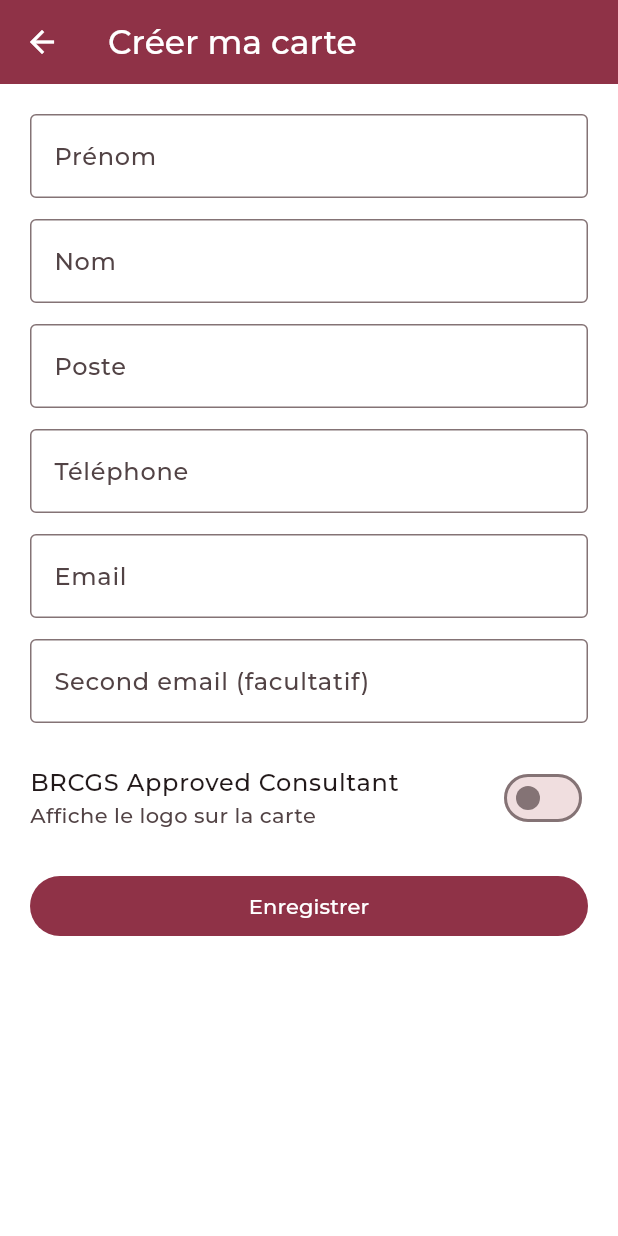
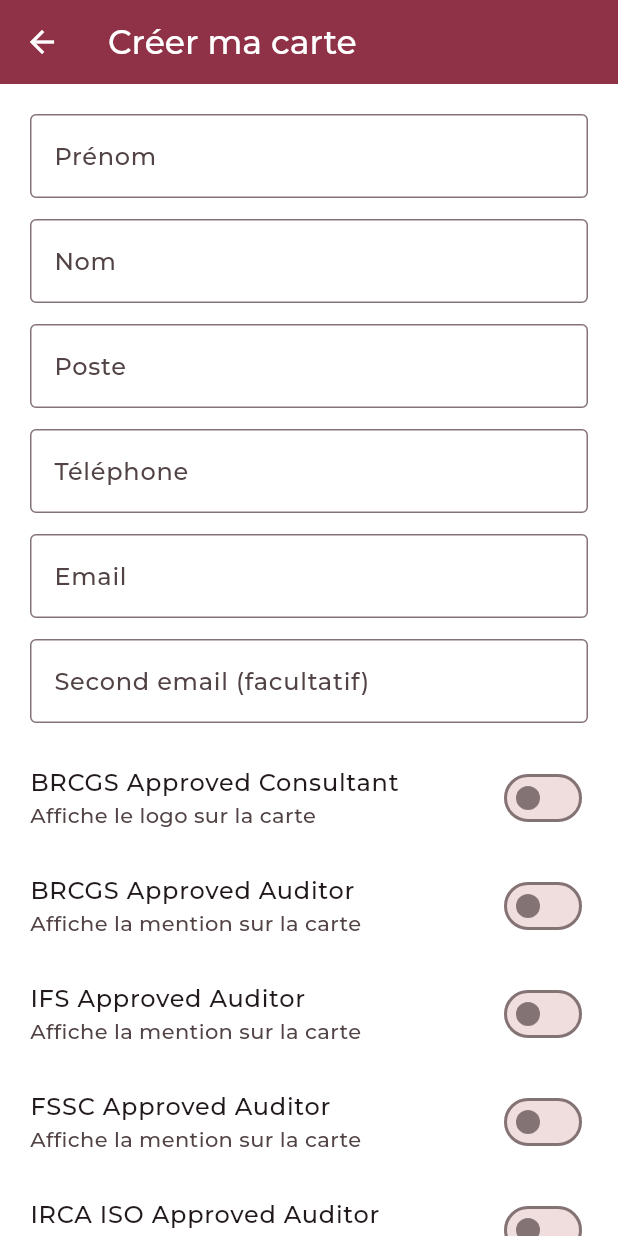
Before and after one commit to chahiafflatus-hue/expert-reglementaire-maroc, a Flutter app: the screen it shows after launch, after a tap on "Créer ma carte", on a phone screen of 412 x 824 dp. Run offline on Flutter 3.47's test engine with Material 3 defaults, Android fonts, the phone set to English and light mode, and no system bars; our stand-ins replace image_picker, material_ui, qr_flutter, share_plus, shared_preferences, sqflite; missing offline and left inert: excel, google_mlkit_text_recognition, nfc_manager, nfc_manager_ndef; accounts and stored records are empty.

Commit message:
Ajoute les qualifications d'auditeur sur la carte et la mention CNDP dans Contacts
Co-Authored-By: Claude Fable 5.2 <noreply@anthropic.com>
Claude-Session: https://claude.ai/code/session_01HibRTjGheTdwc4a6HEn9Ea

```diff
--- a/carte_acg/lib/config.dart
+++ b/carte_acg/lib/config.dart
@@ -16,6 +16,14 @@ const kBesoinLabel = 'Exprimez votre besoin';
 const kWebCardBase =
     'https://chahiafflatus-hue.github.io/expert-reglementaire-maroc/';
 
+/// Qualifications d'auditeur affichables sur la carte (code enregistré → libellé).
+const kQualifications = {
+  'brcgs': 'BRCGS Approved Auditor',
+  'ifs': 'IFS Approved Auditor',
+  'fssc': 'FSSC Approved Auditor',
+  'irca': 'IRCA ISO Approved Auditor',
+};
+
 const kBordeaux = Color(0xFF8F3247);
 const kGris = Color(0xFF545456);
 const kFond = Color(0xFFF6F1F2);
--- a/carte_acg/lib/models/card_data.dart
+++ b/carte_acg/lib/models/card_data.dart
@@ -13,6 +13,7 @@ class CardData {
     required this.email,
     this.email2 = '',
     this.brcgs = false,
+    this.qualifications = const [],
   });
 
   final String prenom;
@@ -27,6 +28,15 @@ class CardData {
   /// Affiche le logo « BRCGS Approved Consultant ».
   final bool brcgs;
 
+  /// Codes des qualifications d'auditeur cochées (clés de [kQualifications]).
+  final List<String> qualifications;
+
+  /// Libellés des qualifications, dans l'ordre de [kQualifications].
+  List<String> get qualificationLabels => [
+    for (final e in kQualifications.entries)
+      if (qualifications.contains(e.key)) e.value,
+  ];
+
   String get nomComplet => '$prenom $nom'.trim();
 
   /// Clés courtes : le même format est lu par la page web (`docs/app.js`).
@@ -38,6 +48,7 @@ class CardData {
     'e': email,
     if (email2.isNotEmpty) 'e2': email2,
     if (brcgs) 'b': 1,
+    if (qualifications.isNotEmpty) 'q': qualifications,
   };
 
   static CardData? fromJson(Object? json) {
@@ -51,6 +62,11 @@ class CardData {
       email: f('e'),
       email2: f('e2'),
       brcgs: json['b'] == 1 || json['b'] == true,
+      qualifications: [
+        if (json['q'] is List)
+          for (final q in json['q'] as List)
+            if (kQualifications.containsKey(q)) q as String,
+      ],
     );
     return c.prenom.isEmpty || c.nom.isEmpty ? null : c;
   }
@@ -69,6 +85,10 @@ class CardData {
     extraUrlLabel: kBesoinLabel,
     city: kVille,
     country: kPays,
+    note: [
+      if (brcgs) 'BRCGS Approved Consultant',
+      ...qualificationLabels,
+    ].join(' · '),
   );
 
   /// Lien vers la page web de la carte (pour les puces NFC et le partage par lien).
--- a/carte_acg/lib/screens/contacts_screen.dart
+++ b/carte_acg/lib/screens/contacts_screen.dart
@@ -156,6 +156,26 @@ class _ContactsScreenState extends State<ContactsScreen> {
               ),
             ),
           ),
+          const Padding(
+            padding: EdgeInsets.fromLTRB(16, 6, 16, 2),
+            child: Row(
+              children: [
+                Icon(Icons.verified_user_outlined, size: 16, color: kBordeaux),
+                SizedBox(width: 8),
+                Expanded(
+                  child: Text(
+                    'Afflatus Consulting & CNDP : vos données sont sécurisées '
+                    'et restent sur ce téléphone.',
+                    style: TextStyle(
+                      color: kGris,
+                      fontSize: 11.5,
+                      height: 1.35,
+                    ),
+                  ),
+                ),
+              ],
+            ),
+          ),
           Expanded(child: _list()),
         ],
       ),
--- a/carte_acg/lib/screens/edit_card_screen.dart
+++ b/carte_acg/lib/screens/edit_card_screen.dart
@@ -1,5 +1,6 @@
 import 'package:material_ui/material_ui.dart';
 
+import '../config.dart';
 import '../models/card_data.dart';
 
 /// Formulaire de création / modification de la carte du consultant.
@@ -22,6 +23,7 @@ class _EditCardScreenState extends State<EditCardScreen> {
   late final _email = TextEditingController(text: widget.initial?.email);
   late final _email2 = TextEditingController(text: widget.initial?.email2);
   late bool _brcgs = widget.initial?.brcgs ?? false;
+  late final _qualifications = {...?widget.initial?.qualifications};
 
   @override
   void dispose() {
@@ -42,6 +44,10 @@ class _EditCardScreenState extends State<EditCardScreen> {
         email: _email.text.trim(),
         email2: _email2.text.trim(),
         brcgs: _brcgs,
+        qualifications: [
+          for (final k in kQualifications.keys)
+            if (_qualifications.contains(k)) k,
+        ],
       ),
     );
   }
@@ -121,6 +127,18 @@ class _EditCardScreenState extends State<EditCardScreen> {
               value: _brcgs,
               onChanged: (v) => setState(() => _brcgs = v),
             ),
+            for (final q in kQualifications.entries)
+              SwitchListTile(
+                contentPadding: EdgeInsets.zero,
+                title: Text(q.value),
+                subtitle: const Text('Affiche la mention sur la carte'),
+                value: _qualifications.contains(q.key),
+                onChanged: (v) => setState(
+                  () => v
+                      ? _qualifications.add(q.key)
+                      : _qualifications.remove(q.key),
+                ),
+              ),
             const SizedBox(height: 12),
             FilledButton(onPressed: _save, child: const Text('Enregistrer')),
           ],
```
Also changed, not shown: carte_acg/lib/screens/my_card_screen.dart (+36 -1 lines), 2 other files.
